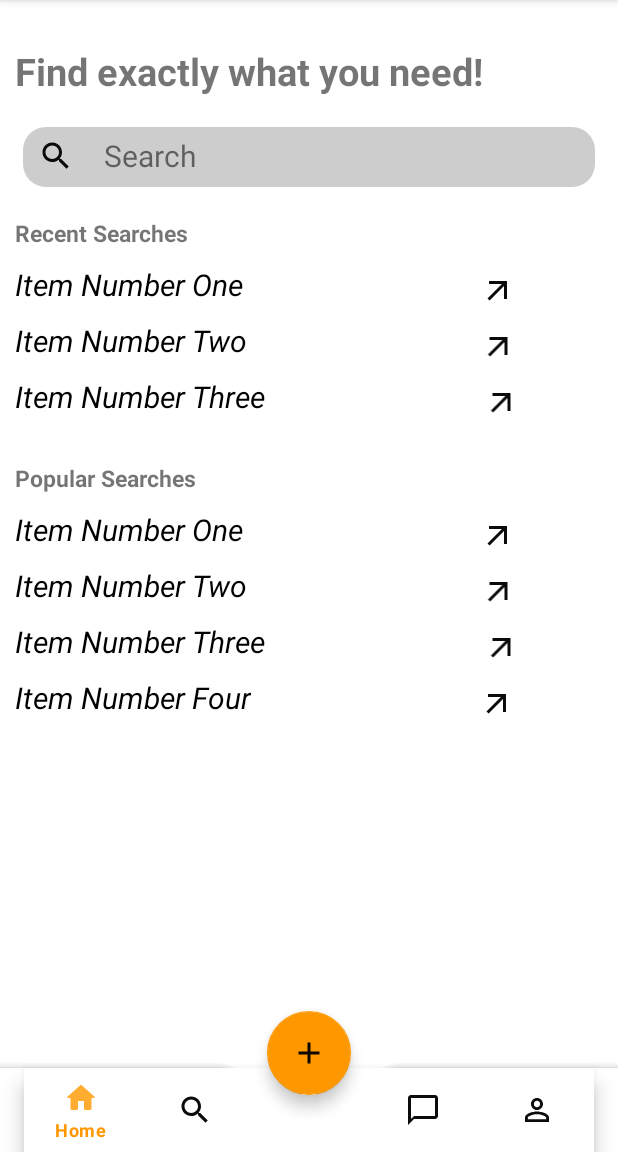
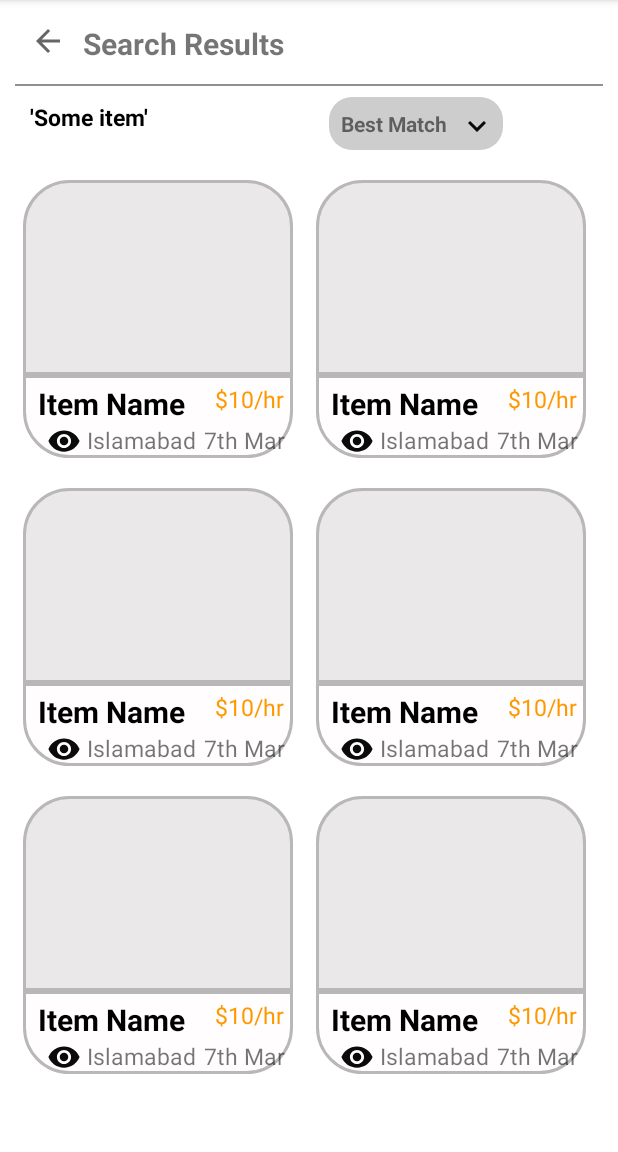
Before and after one commit to AdilRazzaq1919/SMD-Assignment-1, an Android app: the screen it shows after launch (SixthScreen before the commit, SeventhScreen after it), on a phone screen of 412 x 824 dp, the part 84-1236 px from its top. Run offline under Robolectric (Android 15) with nearby library versions, the phone set to English and light mode, and no system bars.

Commit message:
Layout of Seventh Screen

```diff
--- /dev/null
+++ b/app/src/main/java/com/AdilAli/i201868/SeventhScreen.java
@@ -0,0 +1,14 @@
+package com.AdilAli.i201868;
+
+import androidx.appcompat.app.AppCompatActivity;
+
+import android.os.Bundle;
+
+public class SeventhScreen extends AppCompatActivity {
+
+    @Override
+    protected void onCreate(Bundle savedInstanceState) {
+        super.onCreate(savedInstanceState);
+        setContentView(R.layout.activity_seventh_screen);
+    }
+}
--- /dev/null
+++ b/app/src/main/res/drawable/arrowdown.xml
@@ -0,0 +1,5 @@
+<vector android:alpha="0.96" android:height="24dp"
+    android:tint="#000000" android:viewportHeight="24"
+    android:viewportWidth="24" android:width="24dp" xmlns:android="http://schemas.android.com/apk/res/android">
+    <path android:fillColor="@android:color/white" android:pathData="M7.41,8.59L12,13.17l4.59,-4.58L18,10l-6,6 -6,-6 1.41,-1.41z"/>
+</vector>
--- a/app/src/main/res/layout/activity_first_screen.xml
+++ b/app/src/main/res/layout/activity_first_screen.xml
@@ -5,7 +5,9 @@
     android:layout_width="match_parent"
     android:layout_height="match_parent"
     android:orientation="vertical"
-    tools:context=".FirstScreen">
+    tools:context=".FirstScreen"
+    android:layout_marginLeft="10dp"
+    android:layout_marginRight="10dp">
 
     <LinearLayout
         android:layout_width="match_parent"
@@ -35,6 +37,7 @@
             android:layout_width="wrap_content"
             android:layout_height="wrap_content"
             android:layout_marginTop="10dp"
+            android:layout_marginLeft="10dp"
             android:text="Email"
             android:textSize="18sp" />
 
@@ -44,6 +47,7 @@
             android:background="@drawable/rectangle"
             android:layout_marginTop="10dp"
             android:padding="10dp"
+            android:layout_marginLeft="10dp"
             android:text="Enter Email"
             android:textSize="18sp" />
 
@@ -52,7 +56,8 @@
             android:layout_height="wrap_content"
             android:layout_marginTop="10dp"
             android:text="Password"
-            android:textSize="18sp" />
+            android:textSize="18sp"
+            android:layout_marginLeft="10dp"/>
 
         <EditText
             android:layout_width="match_parent"
@@ -61,7 +66,8 @@
             android:background="@drawable/rectangle"
             android:padding="10dp"
             android:text="Enter Password"
-            android:textSize="18sp" />
+            android:textSize="18sp"
+            android:layout_marginLeft="10dp"/>
 
         <TextView
             android:layout_width="wrap_content"
@@ -76,7 +82,7 @@
         <Button
             android:layout_width="match_parent"
             android:layout_height="wrap_content"
-            android:background="@drawable/button"
+            android:backgroundTint="#FF9800"
             android:text="Login"
             android:textStyle="bold"
             android:textSize="20sp"
--- a/app/src/main/res/layout/activity_fourth_screen.xml
+++ b/app/src/main/res/layout/activity_fourth_screen.xml
@@ -257,7 +257,6 @@
             android:layout_width="80dp"
             android:layout_height="80dp"
             android:layout_marginLeft="30dp"
-            android:background="@drawable/circlenumber"
             android:gravity="center"
             android:text="⌫"
             android:textStyle="bold"
--- a/app/src/main/res/layout/activity_second_screen.xml
+++ b/app/src/main/res/layout/activity_second_screen.xml
@@ -5,6 +5,7 @@
     xmlns:tools="http://schemas.android.com/tools"
     android:layout_width="match_parent"
     android:layout_height="match_parent"
+    android:layout_marginLeft="10dp"
     tools:context=".SecondScreen">
 
     <TextView
@@ -55,7 +56,7 @@
     <Button
         android:layout_width="match_parent"
         android:layout_height="wrap_content"
-        android:background="@drawable/button"
+        android:backgroundTint="#ff9800"
         android:text="Reset Password"
         android:textStyle="bold"
         android:textSize="20sp"
--- /dev/null
+++ b/app/src/main/res/layout/activity_seventh_screen.xml
@@ -0,0 +1,583 @@
+<?xml version="1.0" encoding="utf-8"?>
+<ScrollView xmlns:android="http://schemas.android.com/apk/res/android"
+    xmlns:app="http://schemas.android.com/apk/res-auto"
+    xmlns:tools="http://schemas.android.com/tools"
+    android:layout_width="match_parent"
+    android:layout_height="match_parent"
+    tools:context=".SeventhScreen"
+    android:layout_marginLeft="10dp"
+    android:layout_marginRight="10dp">
+
+    <RelativeLayout
+        android:layout_width="match_parent"
+        android:layout_height="wrap_content"
+        >
+
+
+
+        <androidx.appcompat.widget.Toolbar
+            android:id="@+id/toolbar"
+            android:layout_width="match_parent"
+            android:layout_height="?attr/actionBarSize"
+            />
+
+
+        <View
+            android:id="@+id/line"
+            android:layout_width="match_parent"
+            android:layout_height="1dp"
+            android:background="#918F8F"
+            android:layout_below="@id/toolbar"
+            />
+
+        <ImageView
+            android:id="@+id/backButton"
+            android:layout_width="wrap_content"
+            android:layout_height="wrap_content"
+            android:src="@drawable/backarrow"
+            android:contentDescription="Back"
+            android:layout_gravity="start"
+            android:layout_marginStart="10dp"
+            android:clickable="true"
+            android:focusable="true"
+            android:layout_marginTop="15dp"/>
+
+        <TextView
+            android:layout_width="match_parent"
+            android:layout_height="wrap_content"
+            android:text="Search Results"
+            android:textSize="20sp"
+            android:paddingTop="15dp"
+            android:textStyle="bold"
+            android:layout_marginLeft="45dp"
+            />
+        <TextView
+
+            android:id="@+id/some"
+            android:layout_width="wrap_content"
+            android:layout_height="wrap_content"
+            android:text="'Some item'"
+            android:layout_below="@+id/line"
+            android:layout_marginTop="10dp"
+            android:textStyle="bold"
+            android:textSize="15sp"
+            android:textColor="@color/black"
+            android:layout_marginLeft="10dp"
+
+            />
+        <LinearLayout
+            android:id="@+id/firstLinear"
+            android:layout_width="wrap_content"
+            android:layout_height="wrap_content"
+            android:layout_below="@+id/line"
+            android:layout_toRightOf="@id/some"
+            android:layout_marginLeft="120dp"
+            android:background="@drawable/rectangle"
+            android:layout_marginTop="7dp"
+            >
+
+
+        <TextView
+
+            android:id="@+id/bestmatch"
+            android:layout_width="wrap_content"
+            android:layout_height="wrap_content"
+            android:layout_below="@id/line"
+            android:layout_toRightOf="@id/some"
+            android:text="Best Match"
+            android:textStyle="bold"
+            android:padding="8dp"
+            />
+
+            <ImageView
+                android:layout_width="wrap_content"
+                android:layout_height="wrap_content"
+                android:src="@drawable/arrowdown"
+                android:paddingTop="7dp"
+                android:paddingRight="5dp"
+                />
+        </LinearLayout>
+
+
+        <RelativeLayout
+            android:id="@+id/firstRelative"
+            android:layout_width="match_parent"
+            android:layout_height="wrap_content"
+            android:layout_below="@id/firstLinear"
+            android:layout_marginTop="20dp"
+            >
+
+            <ImageView
+                android:id="@+id/topimage"
+                android:layout_width="180dp"
+                android:layout_height="130dp"
+                android:background="@drawable/featureitem"
+                android:layout_marginLeft="5dp"
+                />
+
+            <RelativeLayout
+                android:id="@+id/bottomImage"
+                android:layout_width="180dp"
+                android:layout_height="55dp"
+                android:background="@drawable/seconditem"
+                android:layout_below="@+id/topimage"
+                android:layout_marginLeft="5dp">
+
+                <TextView
+                    android:id="@+id/itemName"
+                    android:layout_width="wrap_content"
+                    android:layout_height="wrap_content"
+                    android:text="Item Name"
+                    android:textStyle="bold"
+                    android:textSize="20sp"
+                    android:textColor="#000000"
+                    android:paddingLeft="10dp"
+                    android:paddingTop="5dp"
+                    />
+
+                <ImageView
+                    android:id="@+id/locationImage"
+                    android:layout_below="@+id/itemName"
+                    android:layout_width="wrap_content"
+                    android:layout_height="wrap_content"
+                    android:src="@drawable/eye"
+                    android:paddingLeft="15dp"
+                    />
+
+
+                <TextView
+                    android:id="@+id/location"
+                    android:layout_width="wrap_content"
+                    android:layout_height="wrap_content"
+                    android:layout_below="@+id/itemName"
+                    android:layout_toRightOf="@+id/locationImage"
+                    android:text="Islamabad"
+                    android:textSize="15sp"
+                    android:paddingLeft="3dp"
+                    />
+
+                <TextView
+                    android:layout_width="wrap_content"
+                    android:layout_height="wrap_content"
+                    android:text="$10/hr"
+                    android:textColor="#ff9800"
+                    android:layout_toRightOf="@+id/itemName"
+                    android:layout_marginLeft="20dp"
+                    android:textSize="15sp"
+                    android:paddingTop="5dp"
+
+                    />
+                <TextView
+                    android:layout_width="wrap_content"
+                    android:layout_height="wrap_content"
+                    android:layout_below="@+id/itemName"
+                    android:layout_toRightOf="@+id/location"
+                    android:text="7th Mar"
+                    android:textSize="15sp"
+                    android:paddingLeft="5dp"
+
+                    />
+
+            </RelativeLayout>
+
+
+            <ImageView
+                android:id="@+id/topimage1"
+                android:layout_width="180dp"
+                android:layout_height="130dp"
+                android:background="@drawable/featureitem"
+                android:layout_marginLeft="15dp"
+                android:layout_toRightOf="@+id/topimage"
+                />
+
+            <RelativeLayout
+                android:layout_width="180dp"
+                android:layout_height="55dp"
+                android:background="@drawable/seconditem"
+                android:layout_toRightOf="@+id/bottomImage"
+                android:layout_below="@+id/topimage"
+                android:layout_marginLeft="15dp">
+
+                <TextView
+                    android:id="@+id/itemName1"
+                    android:layout_width="wrap_content"
+                    android:layout_height="wrap_content"
+                    android:text="Item Name"
+                    android:textStyle="bold"
+                    android:textSize="20sp"
+                    android:textColor="#000000"
+                    android:paddingLeft="10dp"
+                    android:paddingTop="5dp"
+                    />
+
+                <ImageView
+                    android:id="@+id/locationImage1"
+                    android:layout_below="@+id/itemName1"
+                    android:layout_width="wrap_content"
+                    android:layout_height="wrap_content"
+                    android:src="@drawable/eye"
+                    android:paddingLeft="15dp"
+                    />
+
+
+
+                <TextView
+                    android:id="@+id/location1"
+                    android:layout_width="wrap_content"
+                    android:layout_height="wrap_content"
+                    android:layout_below="@+id/itemName1"
+                    android:layout_toRightOf="@+id/locationImage1"
+                    android:text="Islamabad"
+                    android:textSize="15sp"
+                    android:paddingLeft="3dp"
+                    />
+
+
+                <TextView
+                    android:layout_width="wrap_content"
+                    android:layout_height="wrap_content"
+                    android:layout_marginLeft="20dp"
+                    android:layout_toRightOf="@+id/itemName1"
+                    android:paddingTop="5dp"
+                    android:text="$10/hr"
+                    android:textColor="#ff9800"
+                    android:textSize="15sp"
+
+                    />
+                <TextView
+                    android:layout_width="wrap_content"
+                    android:layout_height="wrap_content"
+                    android:layout_below="@+id/itemName1"
+                    android:layout_toRightOf="@+id/location1"
+                    android:text="7th Mar"
+                    android:textSize="15sp"
+                    android:paddingLeft="5dp"
+
+                    />
+
+            </RelativeLayout>
+
+        </RelativeLayout>
+
+
+        <RelativeLayout
+            android:id="@+id/thirdRelative"
+            android:layout_width="match_parent"
+            android:layout_height="wrap_content"
+            android:layout_below="@id/secondRelative"
+            android:layout_marginTop="20dp"
+            >
+
+            <ImageView
+                android:id="@+id/topimage4"
+                android:layout_width="180dp"
+                android:layout_height="130dp"
+                android:background="@drawable/featureitem"
+                android:layout_marginLeft="5dp"
+                />
+
+            <RelativeLayout
+                android:id="@+id/bottomImage4"
+                android:layout_width="180dp"
+                android:layout_height="55dp"
+                android:background="@drawable/seconditem"
+                android:layout_below="@+id/topimage4"
+                android:layout_marginLeft="5dp">
+
+                <TextView
+                    android:id="@+id/itemName4"
+                    android:layout_width="wrap_content"
+                    android:layout_height="wrap_content"
+                    android:text="Item Name"
+                    android:textStyle="bold"
+                    android:textSize="20sp"
+                    android:textColor="#000000"
+                    android:paddingLeft="10dp"
+                    android:paddingTop="5dp"
+                    />
+
+                <ImageView
+                    android:id="@+id/locationImage4"
+                    android:layout_below="@+id/itemName4"
+                    android:layout_width="wrap_content"
+                    android:layout_height="wrap_content"
+                    android:src="@drawable/eye"
+                    android:paddingLeft="15dp"
+                    />
+
+
+                <TextView
+                    android:id="@+id/location4"
+                    android:layout_width="wrap_content"
+                    android:layout_height="wrap_content"
+                    android:layout_below="@+id/itemName4"
+                    android:layout_toRightOf="@+id/locationImage4"
+                    android:text="Islamabad"
+                    android:textSize="15sp"
+                    android:paddingLeft="3dp"
+                    />
+
+                <TextView
+                    android:layout_width="wrap_content"
+                    android:layout_height="wrap_content"
+                    android:text="$10/hr"
+                    android:textColor="#ff9800"
+                    android:layout_toRightOf="@+id/itemName4"
+                    android:layout_marginLeft="20dp"
+                    android:textSize="15sp"
+                    android:paddingTop="5dp"
+
+                    />
+                <TextView
+                    android:layout_width="wrap_content"
+                    android:layout_height="wrap_content"
+                    android:layout_below="@+id/itemName4"
+                    android:layout_toRightOf="@+id/location4"
+                    android:text="7th Mar"
+                    android:textSize="15sp"
+                    android:paddingLeft="5dp"
+
+                    />
+
+            </RelativeLayout>
+
+
+            <ImageView
+                android:id="@+id/topimage5"
+                android:layout_width="180dp"
+                android:layout_height="130dp"
+                android:background="@drawable/featureitem"
+                android:layout_marginLeft="15dp"
+                android:layout_toRightOf="@+id/topimage4"
+                />
+
+            <RelativeLayout
+                android:layout_width="180dp"
+                android:layout_height="55dp"
+                android:background="@drawable/seconditem"
+                android:layout_toRightOf="@+id/bottomImage4"
+                android:layout_below="@+id/topimage5"
+                android:layout_marginLeft="15dp">
+
+                <TextView
+                    android:id="@+id/itemName5"
+                    android:layout_width="wrap_content"
+                    android:layout_height="wrap_content"
+                    android:text="Item Name"
+                    android:textStyle="bold"
+                    android:textSize="20sp"
+                    android:textColor="#000000"
+                    android:paddingLeft="10dp"
+                    android:paddingTop="5dp"
+                    />
+
+                <ImageView
+                    android:id="@+id/locationImage5"
+                    android:layout_below="@+id/itemName5"
+                    android:layout_width="wrap_content"
+                    android:layout_height="wrap_content"
+                    android:src="@drawable/eye"
+                    android:paddingLeft="15dp"
+                    />
+
+
+
+                <TextView
+                    android:id="@+id/location5"
+                    android:layout_width="wrap_content"
+                    android:layout_height="wrap_content"
+                    android:layout_below="@+id/itemName5"
+                    android:layout_toRightOf="@+id/locationImage5"
+                    android:text="Islamabad"
+                    android:textSize="15sp"
+                    android:paddingLeft="3dp"
+                    />
+
+
+                <TextView
+                    android:layout_width="wrap_content"
+                    android:layout_height="wrap_content"
+                    android:layout_marginLeft="20dp"
+                    android:layout_toRightOf="@+id/itemName5"
+                    android:paddingTop="5dp"
+                    android:text="$10/hr"
+                    android:textColor="#ff9800"
+                    android:textSize="15sp"
+
+                    />
+                <TextView
+                    android:layout_width="wrap_content"
+                    android:layout_height="wrap_content"
+                    android:layout_below="@+id/itemName5"
+                    android:layout_toRightOf="@+id/location5"
+                    android:text="7th Mar"
+                    android:textSize="15sp"
+                    android:paddingLeft="5dp"
+
+                    />
+
+            </RelativeLayout>
+        </RelativeLayout>
+
+
+
+        <RelativeLayout
+            android:id="@+id/secondRelative"
+            android:layout_width="match_parent"
+            android:layout_height="wrap_content"
+            android:layout_below="@id/firstRelative"
+            android:layout_marginTop="20dp"
+            >
+
+            <ImageView
+                android:id="@+id/topimage2"
+                android:layout_width="180dp"
+                android:layout_height="130dp"
+                android:background="@drawable/featureitem"
+                android:layout_marginLeft="5dp"
+                />
+
+            <RelativeLayout
+                android:id="@+id/bottomImage2"
+                android:layout_width="180dp"
+                android:layout_height="55dp"
+                android:background="@drawable/seconditem"
+                android:layout_below="@+id/topimage2"
+                android:layout_marginLeft="5dp">
+
+                <TextView
+                    android:id="@+id/itemName2"
+                    android:layout_width="wrap_content"
+                    android:layout_height="wrap_content"
+                    android:text="Item Name"
+                    android:textStyle="bold"
+                    android:textSize="20sp"
+                    android:textColor="#000000"
+                    android:paddingLeft="10dp"
+                    android:paddingTop="5dp"
+                    />
+
+                <ImageView
+                    android:id="@+id/locationImage2"
+                    android:layout_below="@+id/itemName2"
+                    android:layout_width="wrap_content"
+                    android:layout_height="wrap_content"
+                    android:src="@drawable/eye"
+                    android:paddingLeft="15dp"
+                    />
+
+
+                <TextView
+                    android:id="@+id/location2"
+                    android:layout_width="wrap_content"
+                    android:layout_height="wrap_content"
+                    android:layout_below="@+id/itemName2"
+                    android:layout_toRightOf="@+id/locationImage2"
+                    android:text="Islamabad"
+                    android:textSize="15sp"
+                    android:paddingLeft="3dp"
+                    />
+
+                <TextView
+                    android:layout_width="wrap_content"
+                    android:layout_height="wrap_content"
+                    android:text="$10/hr"
+                    android:textColor="#ff9800"
+                    android:layout_toRightOf="@+id/itemName2"
+                    android:layout_marginLeft="20dp"
+                    android:textSize="15sp"
+                    android:paddingTop="5dp"
+
+                    />
+                <TextView
+                    android:layout_width="wrap_content"
+                    android:layout_height="wrap_content"
+                    android:layout_below="@+id/itemName2"
+                    android:layout_toRightOf="@+id/location2"
+                    android:text="7th Mar"
+                    android:textSize="15sp"
+                    android:paddingLeft="5dp"
+
+                    />
+
+            </RelativeLayout>
+
+
+            <ImageView
+                android:id="@+id/topimage3"
+                android:layout_width="180dp"
+                android:layout_height="130dp"
+                android:background="@drawable/featureitem"
+                android:layout_marginLeft="15dp"
+                android:layout_toRightOf="@+id/topimage2"
+                />
+
+            <RelativeLayout
+                android:layout_width="180dp"
+                android:layout_height="55dp"
+                android:background="@drawable/seconditem"
+                android:layout_toRightOf="@+id/bottomImage2"
+                android:layout_below="@+id/topimage3"
+                android:layout_marginLeft="15dp">
+
+                <TextView
+                    android:id="@+id/itemName3"
+                    android:layout_width="wrap_content"
+                    android:layout_height="wrap_content"
+                    android:text="Item Name"
+                    android:textStyle="bold"
+                    android:textSize="20sp"
+                    android:textColor="#000000"
+                    android:paddingLeft="10dp"
+                    android:paddingTop="5dp"
+                    />
+
+                <ImageView
+                    android:id="@+id/locationImage3"
+                    android:layout_below="@+id/itemName3"
+                    android:layout_width="wrap_content"
+                    android:layout_height="wrap_content"
+                    android:src="@drawable/eye"
+                    android:paddingLeft="15dp"
+                    />
+
+
+
+                <TextView
+                    android:id="@+id/location3"
+                    android:layout_width="wrap_content"
+                    android:layout_height="wrap_content"
+                    android:layout_below="@+id/itemName3"
+                    android:layout_toRightOf="@+id/locationImage3"
+                    android:text="Islamabad"
+                    android:textSize="15sp"
+                    android:paddingLeft="3dp"
+                    />
+
+
+                <TextView
+                    android:layout_width="wrap_content"
+                    android:layout_height="wrap_content"
+                    android:layout_marginLeft="20dp"
+                    android:layout_toRightOf="@+id/itemName3"
+                    android:paddingTop="5dp"
+                    android:text="$10/hr"
+                    android:textColor="#ff9800"
+                    android:textSize="15sp"
+
+                    />
+                <TextView
+                    android:layout_width="wrap_content"
+                    android:layout_height="wrap_content"
+                    android:layout_below="@+id/itemName3"
+                    android:layout_toRightOf="@+id/location3"
+                    android:text="7th Mar"
+                    android:textSize="15sp"
+                    android:paddingLeft="5dp"
+
+                    />
+
+            </RelativeLayout>
+        </RelativeLayout>
+    </RelativeLayout>
+</ScrollView>
--- a/app/src/main/res/layout/activity_third_screen.xml
+++ b/app/src/main/res/layout/activity_third_screen.xml
@@ -153,7 +153,7 @@
     <Button
         android:layout_width="match_parent"
         android:layout_height="wrap_content"
-        android:background="@drawable/button"
+        android:backgroundTint="#ff9800"
         android:text="Sign Up"
         android:textStyle="bold"
         android:textSize="20sp"
```
Also changed, not shown: app/src/main/AndroidManifest.xml (+14 -13 lines).
